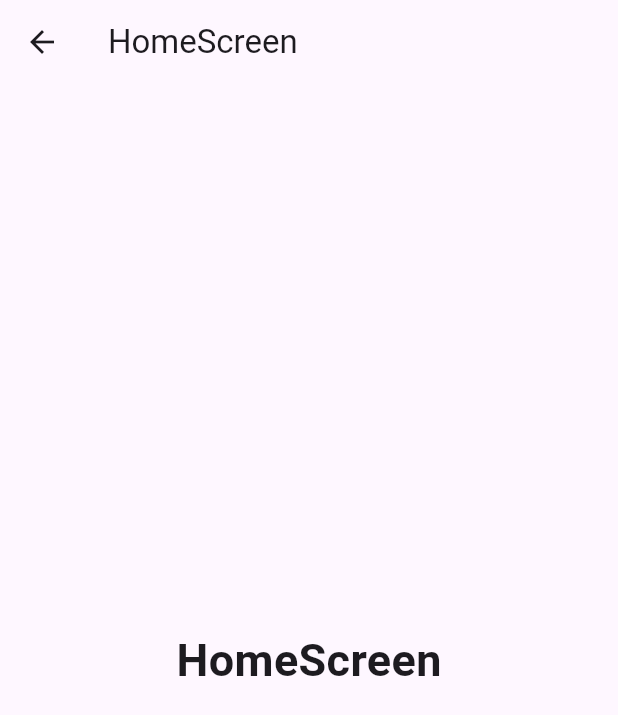
After one commit to Mirzaazmath/simple_login, a Flutter app: the screen it shows after launch, after a tap on "LOG IN", on a phone screen of 412 x 824 dp. The commit adds this screen. Shown: the top 715 px of the screen. Run offline on Flutter 3.47's test engine with Material 3 defaults, Android fonts, the phone set to English and light mode, and no system bars.

Commit message:
added homescreen

```diff
--- /dev/null
+++ b/lib/home_screen.dart
@@ -0,0 +1,16 @@
+import 'package:flutter/material.dart';
+class HomeScreen extends StatelessWidget {
+  const HomeScreen({super.key});
+
+  @override
+  Widget build(BuildContext context) {
+    return  Scaffold(
+      appBar: AppBar(
+        title: const Text("HomeScreen"),
+      ),
+      body:const  Center(
+        child: Text("HomeScreen",style: TextStyle(fontSize: 30,fontWeight: FontWeight.bold),),
+      ),
+    );
+  }
+}
--- a/lib/login_screen.dart
+++ b/lib/login_screen.dart
@@ -1,4 +1,6 @@
 import 'package:flutter/material.dart';
+
+import 'home_screen.dart';
 class LoginScreen extends StatelessWidget {
   const LoginScreen({super.key});
 
@@ -60,7 +62,11 @@ class LoginScreen extends StatelessWidget {
                   ],
                 ),
                 const   SizedBox(height: 20,),
-                Container(
+                GestureDetector(
+                  onTap: (){
+                    Navigator.of(context).push(MaterialPageRoute(builder: (context)=>HomeScreen()));
+                  },
+                  child: Container(
                     height: 50,
                     width: double.infinity,
                     decoration: BoxDecoration(
@@ -75,6 +81,7 @@ class LoginScreen extends StatelessWidget {
                     ),
                     alignment: Alignment.center,
                     child:const  Text("LOG IN",style: TextStyle(color: Colors.white,fontSize: 20),),
+                  ),
                 ),
               const   SizedBox(height: 20,),
                 Text("Forget Password?",style: TextStyle(fontSize: 17,color: Colors.grey.shade700),),
```
Also changed, not shown: assets/output/result.gif (added). Lines whose indentation alone changed are shown as unchanged.
